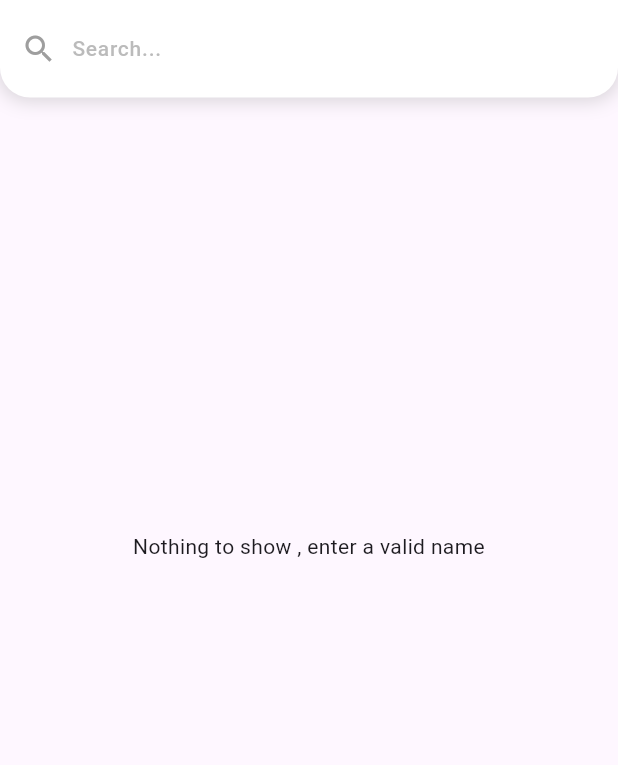
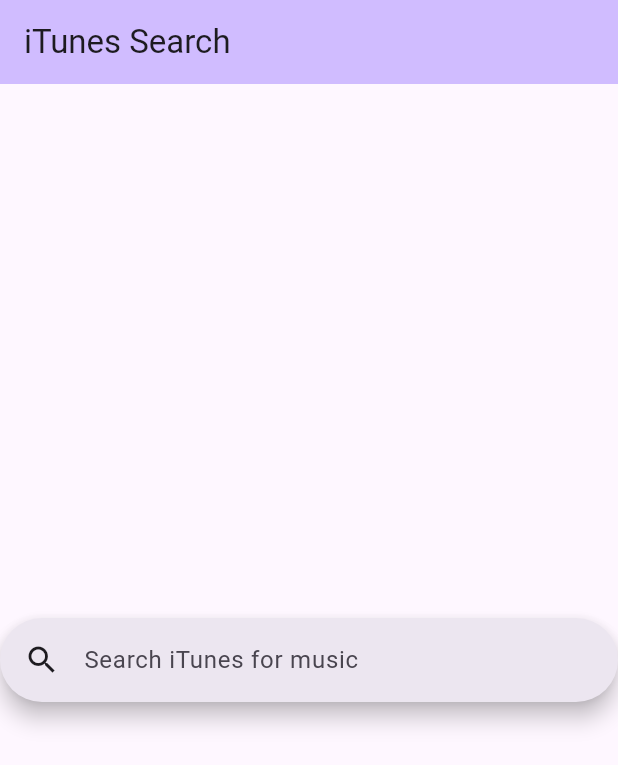
Before and after one commit to sk92129/fluttersearchbloc, a Flutter app: the screen it shows after launch, on a phone screen of 412 x 824 dp. Shown: the top 765 px of the screen. Run offline on Flutter 3.47's test engine with Material 3 defaults, Android fonts, the phone set to English and light mode, and no system bars; our stand-ins replace flutter_bloc, rxdart.

Commit message:
first step in merging SearchAnchor with FlutterBloc

```diff
--- a/lib/main.dart
+++ b/lib/main.dart
@@ -16,7 +16,7 @@
       create: (context) => SearchBloc(),
       child: const MaterialApp(
         debugShowCheckedModeBanner: false,
-        home: HomeScreen(),
+        home: HomeScreen(title: "iTunes Search"),
       ),
     );
   }
--- a/lib/modules/search/blocs/search_bloc.dart
+++ b/lib/modules/search/blocs/search_bloc.dart
@@ -5,10 +5,22 @@
 
 class SearchBloc extends Bloc<SearchEvent, SearchState> {
   SearchBloc() : super(EmptySearchState()) {
+    on<SearchingEvent>(_onSearchEvent);
+  }
+/*
     on<SearchingEvent>(
       (event, emit) {
         emit(state.copyWith(data: event.data));
       },
     );
+    */
+
+
+  Future<void> _onSearchEvent(SearchingEvent event,
+      Emitter<SearchState> emit) async {
+
+    emit(state.copyWith(data: event.data));
   }
+
+
 }
--- /dev/null
+++ b/lib/modules/search/data/itunes_item.dart
@@ -0,0 +1,34 @@
+class ITunesItem {
+  String wrapperType;
+  String kind;
+  String trackName;
+  String artistName;
+  String collectionName;
+  String? artworkUrl30;
+  String? artworkUrl60;
+  String? artworkUrl100;
+
+  ITunesItem({
+    required this.wrapperType,
+    required this.kind,
+    required this.trackName,
+    required this.artistName,
+    required this.collectionName,
+    this.artworkUrl30,
+    this.artworkUrl60,
+    this.artworkUrl100,
+  });
+
+  factory ITunesItem.fromJson(Map<String, dynamic> json) {
+    return ITunesItem(
+      wrapperType: json['wrapperType'] as String,
+      kind: json['kind'] as String,
+      trackName: json['trackName'] as String,
+      artistName: json['artistName'] as String,
+      collectionName: json['collectionName'] as String,
+      artworkUrl30: json['artworkUrl30'] as String?,
+      artworkUrl60: json['artworkUrl60'] as String?,
+      artworkUrl100: json['artworkUrl100'] as String?,
+    );
+  }
+}
--- /dev/null
+++ b/lib/modules/search/screens/debounced_search_bar.dart
@@ -0,0 +1,149 @@
+import 'package:flutter/material.dart';
+import 'package:rxdart/rxdart.dart';
+import 'dart:async';
+
+/// This is a simplified version of debounced search based on the following example:
+/// https://api.flutter.dev/flutter/material/SearchAnchor-class.html#material.SearchAnchor.4
+typedef _Debounceable<S, T> = Future<S?> Function(T parameter);
+
+/// Returns a new function that is a debounced version of the given function.
+/// This means that the original function will be called only after no calls
+/// have been made for the given Duration.
+_Debounceable<S, T> _debounce<S, T>(_Debounceable<S?, T> function) {
+  _DebounceTimer? debounceTimer;
+
+  return (T parameter) async {
+    if (debounceTimer != null && !debounceTimer!.isCompleted) {
+      debounceTimer!.cancel();
+    }
+    debounceTimer = _DebounceTimer();
+    try {
+      await debounceTimer!.future;
+    } catch (error) {
+      print(error); // Should be 'Debounce cancelled' when cancelled.
+      return null;
+    }
+    return function(parameter);
+  };
+}
+
+// A wrapper around Timer used for debouncing.
+class _DebounceTimer {
+  _DebounceTimer() {
+    _timer = Timer(_duration, _onComplete);
+  }
+
+  late final Timer _timer;
+  final Duration _duration = const Duration(milliseconds: 500);
+  final Completer<void> _completer = Completer<void>();
+
+  void _onComplete() {
+    _completer.complete();
+  }
+
+  Future<void> get future => _completer.future;
+
+  bool get isCompleted => _completer.isCompleted;
+
+  void cancel() {
+    _timer.cancel();
+    _completer.completeError('Debounce cancelled');
+  }
+}
+
+class DebouncedSearchBar<T> extends StatefulWidget {
+  const DebouncedSearchBar({
+    super.key,
+    this.hintText,
+    required this.resultToString,
+    required this.resultTitleBuilder,
+    required this.searchFunction,
+    this.resultSubtitleBuilder,
+    this.resultLeadingBuilder,
+    this.onResultSelected,
+  });
+
+  final String? hintText;
+  final String Function(T result) resultToString;
+  final Widget Function(T result) resultTitleBuilder;
+  final Widget Function(T result)? resultSubtitleBuilder;
+  final Widget Function(T result)? resultLeadingBuilder;
+  final Future<Iterable<T>> Function(String query) searchFunction;
+  final Function(T result)? onResultSelected;
+
+  @override
+  State<StatefulWidget> createState() => DebouncedSearchBarState<T>();
+}
+
+class DebouncedSearchBarState<T> extends State<DebouncedSearchBar<T>> {
+  final _searchController = SearchController();
+  late final _Debounceable<Iterable<T>?, String> _debouncedSearch;
+  final _debouncedSearchRx = BehaviorSubject<String>.seeded('');
+
+  Future<Iterable<T>> _search(String query) async {
+    print('Searching for: $query');
+    if (query.isEmpty) {
+      return <T>[];
+    }
+
+    try {
+      final results = await widget.searchFunction(query);
+      return results;
+    } catch (error) {
+      return <T>[];
+    }
+  }
+
+  @override
+  void initState() {
+    super.initState();
+    _debouncedSearch = _debounce<Iterable<T>?, String>(_search);
+    _searchController.addListener(() {
+      _debouncedSearchRx.add(_searchController.text);
+    });
+  }
+
+  @override
+  void dispose() {
+    _searchController.dispose();
+    _debouncedSearchRx.close();
+    super.dispose();
+  }
+
+  @override
+  Widget build(BuildContext context) {
+    return SearchAnchor(
+      searchController: _searchController,
+      builder: (BuildContext context, SearchController controller) {
+        return SearchBar(
+          controller: controller,
+          padding: const MaterialStatePropertyAll<EdgeInsets>(
+              EdgeInsets.symmetric(horizontal: 16.0)),
+          onTap: () {
+            controller.openView();
+          },
+          leading: const Icon(Icons.search),
+          hintText: widget.hintText,
+        );
+      },
+      suggestionsBuilder: (BuildContext context, SearchController controller) async {
+        final results = await _debouncedSearch(controller.text);
+        if (results == null) {
+          return <Widget>[];
+        }
+
+        return results.map((result) {
+          return ListTile(
+            title: widget.resultTitleBuilder(result),
+            subtitle: widget.resultSubtitleBuilder?.call(result),
+            leading: widget.resultLeadingBuilder?.call(result),
+            onTap: () {
+              widget.onResultSelected?.call(result);
+              controller.closeView(widget.resultToString(result));
+            },
+          );
+        }).toList();
+      },
+    );
+  }
+}
--- a/lib/modules/search/screens/home_screen.dart
+++ b/lib/modules/search/screens/home_screen.dart
@@ -2,17 +2,33 @@
 import 'package:flutter_bloc/flutter_bloc.dart';
 import 'package:searchsimple/modules/search/blocs/search_bloc.dart';
 import 'package:searchsimple/modules/search/blocs/search_state.dart';
-import 'package:searchsimple/modules/search/widgets/search_app_bar.dart';
+import 'package:searchsimple/modules/search/data/itunes_item.dart';
+import 'package:searchsimple/modules/search/screens/debounced_search_bar.dart';
+import 'package:searchsimple/modules/search/util/search_itunes.dart';
 
 
-class HomeScreen extends StatelessWidget {
-  const HomeScreen({super.key});
+class HomeScreen extends StatefulWidget {
+  const HomeScreen({super.key, required this.title});
+  final String title;
+
+  @override
+  State<HomeScreen> createState() => _MyHomePageState();
+}
+
+
+class _MyHomePageState extends State<HomeScreen> {
+  ITunesItem? _selectedITunesItem;
+
+
 
   @override
   Widget build(BuildContext context) {
     return SafeArea(
       child: Scaffold(
-        appBar: searchAppBar(context),
+      appBar: AppBar(
+        backgroundColor: Theme.of(context).colorScheme.inversePrimary,
+        title: Text(widget.title),
+      ),
         body: BlocBuilder<SearchBloc, SearchState>(
           builder: (context, state) {
             final list = context.read<SearchBloc>().state.data;
@@ -20,27 +36,30 @@
               crossAxisAlignment: CrossAxisAlignment.center,
               mainAxisAlignment: MainAxisAlignment.center,
               children: [
-                const SizedBox(height: 20),
-                list.isEmpty
-                    ? const SizedBox(
-                        height: 200,
-                        width: double.infinity,
-                        child: Text(
-                          "Nothing to show , enter a valid name",
-                          textAlign: TextAlign.center,
-                        ),
-                      )
-                    : Expanded(
-                        child: ListView.builder(
-                          itemCount: list.length,
-                          itemBuilder: ((context, index) {
-                            final name = list[index];
-                            return ListTile(
-                              title: Text(name),
-                            );
-                          }),
-                        ),
-                      ),
+            DebouncedSearchBar<ITunesItem>(
+              hintText: 'Search iTunes for music',
+              onResultSelected: (ITunesItem result) {
+                setState(() {
+                  _selectedITunesItem = result;
+                });
+              },
+              resultToString: (ITunesItem result) => result.trackName,
+              resultTitleBuilder: (ITunesItem result) => Text(result.trackName),
+              resultSubtitleBuilder: (ITunesItem result) => Text(result.artistName),
+              resultLeadingBuilder: (ITunesItem result) => result.artworkUrl30 != null
+                  ? Image.network(result.artworkUrl30!)
+                  : const Icon(Icons.music_note),
+              searchFunction: searchITunes,
+            ),
+            if (_selectedITunesItem != null) ...[
+              const SizedBox(height: 16),
+              Text(_selectedITunesItem!.trackName, style: Theme.of(context).textTheme.titleLarge),
+              Text(_selectedITunesItem!.artistName, style: Theme.of(context).textTheme.titleSmall),
+              if (_selectedITunesItem!.artworkUrl100 != null) ...[
+                const SizedBox(height: 16),
+                Image.network(_selectedITunesItem!.artworkUrl100!),
+              ],
+            ],
               ],
             );
           },
```
Also changed, not shown: lib/modules/search/util/search_itunes.dart (added, +26 -0 lines), pubspec.yaml (+7 -63 lines), pubspec.lock.
